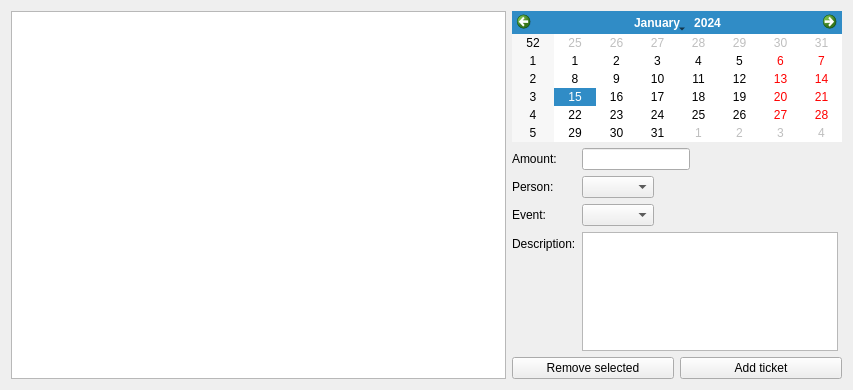
The window that KCPlugins/Ticket/ticket.ui (louvainlinux/KapCompta) describes before a commit, drawn with Qt 5.
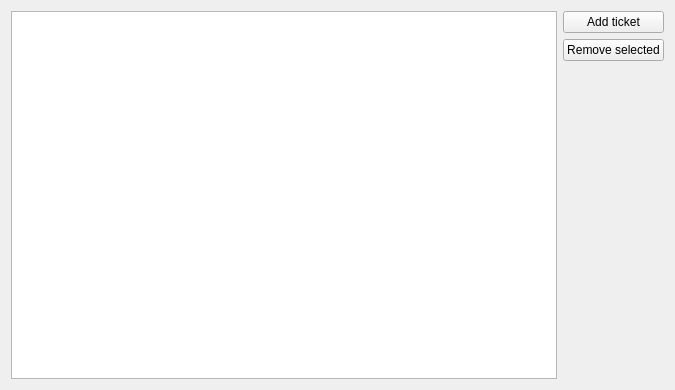
The same window after the commit.

Commit message: started to work on the tickets

```diff
--- a/KCPlugins/Ticket/ticket.ui
+++ b/KCPlugins/Ticket/ticket.ui
@@ -6,7 +6,7 @@
    <rect>
     <x>0</x>
     <y>0</y>
-    <width>853</width>
+    <width>675</width>
     <height>390</height>
    </rect>
   </property>
@@ -16,92 +16,38 @@
   <property name="autoFillBackground">
    <bool>false</bool>
   </property>
-  <layout class="QHBoxLayout" name="horizontalLayout_2" stretch="3,2">
+  <layout class="QHBoxLayout" name="horizontalLayout">
    <item>
-    <widget class="QTreeView" name="treeView"/>
+    <widget class="QTableView" name="tableView"/>
    </item>
    <item>
     <layout class="QVBoxLayout" name="verticalLayout">
      <item>
-      <widget class="QCalendarWidget" name="calendarWidget">
-       <property name="gridVisible">
-        <bool>false</bool>
+      <widget class="QPushButton" name="add">
+       <property name="text">
+        <string>Add ticket</string>
        </property>
-       <property name="horizontalHeaderFormat">
-        <enum>QCalendarWidget::NoHorizontalHeader</enum>
-       </property>
-       <property name="navigationBarVisible">
-        <bool>true</bool>
-       </property>
-       <property name="dateEditEnabled">
-        <bool>true</bool>
-       </property>
       </widget>
      </item>
      <item>
-      <layout class="QFormLayout" name="formLayout">
-       <property name="fieldGrowthPolicy">
-        <enum>QFormLayout::FieldsStayAtSizeHint</enum>
+      <widget class="QPushButton" name="remove">
+       <property name="text">
+        <string>Remove selected</string>
        </property>
-       <item row="0" column="0">
-        <widget class="QLabel" name="label_2">
-         <property name="text">
-          <string>Amount:</string>
-         </property>
-        </widget>
-       </item>
-       <item row="0" column="1">
-        <widget class="QLineEdit" name="amount"/>
-       </item>
-       <item row="1" column="0">
-        <widget class="QLabel" name="label_3">
-         <property name="text">
-          <string>Person:</string>
-         </property>
-        </widget>
-       </item>
-       <item row="3" column="0">
-        <widget class="QLabel" name="label_4">
-         <property name="text">
-          <string>Description:</string>
-         </property>
-        </widget>
-       </item>
-       <item row="3" column="1">
-        <widget class="QTextEdit" name="description"/>
-       </item>
-       <item row="1" column="1">
-        <widget class="QComboBox" name="person"/>
-       </item>
-       <item row="2" column="1">
-        <widget class="QComboBox" name="event"/>
-       </item>
-       <item row="2" column="0">
-        <widget class="QLabel" name="label">
-         <property name="text">
-          <string>Event:</string>
-         </property>
-        </widget>
-       </item>
-      </layout>
+      </widget>
      </item>
      <item>
-      <layout class="QHBoxLayout" name="horizontalLayout">
-       <item>
-        <widget class="QPushButton" name="remove">
-         <property name="text">
-          <string>Remove selected</string>
-         </property>
-        </widget>
-       </item>
-       <item>
-        <widget class="QPushButton" name="add">
-         <property name="text">
-          <string>Add ticket</string>
-         </property>
-        </widget>
-       </item>
-      </layout>
+      <spacer name="verticalSpacer">
+       <property name="orientation">
+        <enum>Qt::Vertical</enum>
+       </property>
+       <property name="sizeHint" stdset="0">
+        <size>
+         <width>20</width>
+         <height>40</height>
+        </size>
+       </property>
+      </spacer>
      </item>
     </layout>
    </item>
```
Left out of the diff: 4 changed lines with no effect on the pictures. The commit also changes 5 other files.
